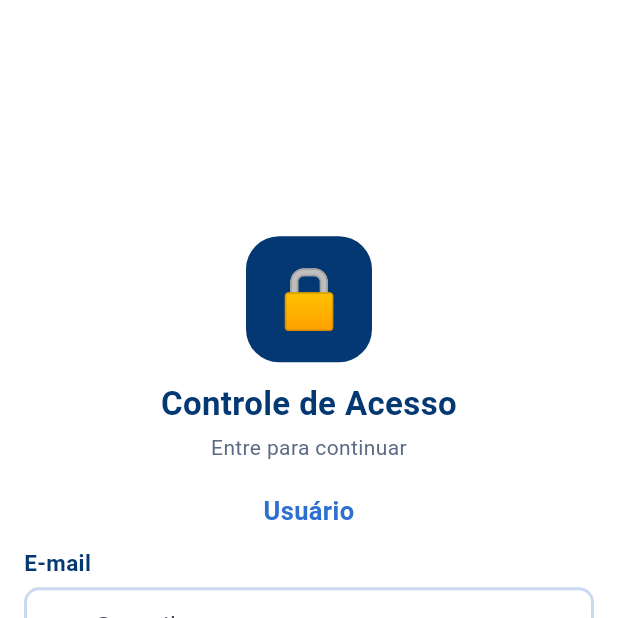
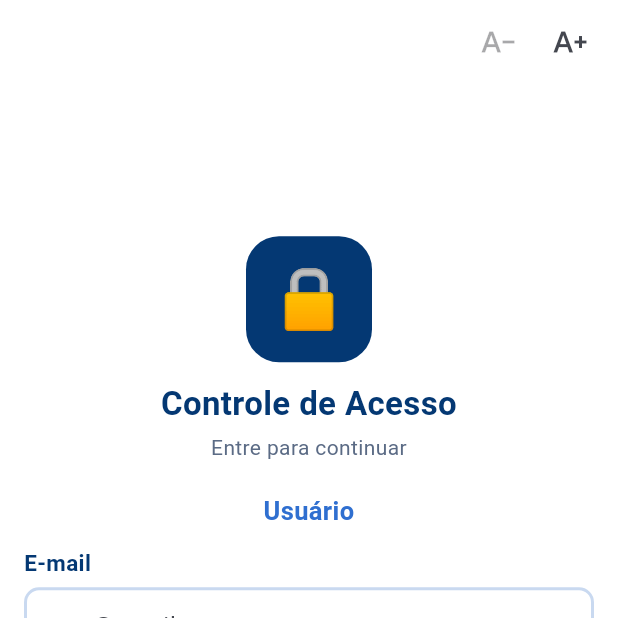
Before and after one commit to heloisa-cardillo/ABP-4-Semestre-, a Flutter app: the screen it shows after launch, after a tap on "Entrar como Condômino", on a phone screen of 412 x 824 dp, the top half of it. Run offline on Flutter 3.47's test engine with Material 3 defaults, Android fonts, the phone set to English and light mode, and no system bars; our stand-ins replace geolocator, shared_preferences; missing offline and left inert: mobile_scanner.

Commit message:
feat: adiciona controle de acessibilidade para fonte

```diff
--- a/Mobile/lib/main.dart
+++ b/Mobile/lib/main.dart
@@ -9,8 +9,11 @@ import 'telas/ler_qr_tela.dart';
 import 'telas/login_tela.dart';
 import 'telas/minhas_autorizacoes_tela.dart';
 import 'telas/usuarios_locais_tela.dart';
+import 'services/acessibilidade_service.dart';
 
-void main() {
+Future<void> main() async {
+  WidgetsFlutterBinding.ensureInitialized();
+  await acessibilidade.carregar();
   runApp(const ControleAcessoApp());
 }
 
@@ -23,6 +26,15 @@ class ControleAcessoApp extends StatelessWidget {
     title: 'Controle de Acesso',
     debugShowCheckedModeBanner: false,
     theme: temaApp(),
+    builder: (context, child) => ListenableBuilder(
+      listenable: acessibilidade,
+      builder: (context, _) => MediaQuery(
+        data: MediaQuery.of(context).copyWith(
+          textScaler: TextScaler.linear(acessibilidade.escala),
+        ),
+        child: child!,
+      ),
+    ),
     home: const Principal(),
   );
 }
--- /dev/null
+++ b/Mobile/lib/services/acessibilidade_service.dart
@@ -0,0 +1,34 @@
+import 'package:flutter/foundation.dart';
+import 'package:shared_preferences/shared_preferences.dart';
+
+/// Guarda o tamanho da fonte escolhido pela pessoa e avisa o app quando muda.
+class AcessibilidadeService extends ChangeNotifier {
+  static const _chave = 'escala_fonte';
+  static const niveis = [1.0, 1.15, 1.3, 1.5];
+
+  int _indice = 0;
+
+  double get escala => niveis[_indice];
+  bool get podeAumentar => _indice < niveis.length - 1;
+  bool get podeDiminuir => _indice > 0;
+
+  Future<void> carregar() async {
+    final prefs = await SharedPreferences.getInstance();
+    _indice = (prefs.getInt(_chave) ?? 0).clamp(0, niveis.length - 1);
+    notifyListeners();
+  }
+
+  Future<void> aumentar() => _mudar(_indice + 1);
+  Future<void> diminuir() => _mudar(_indice - 1);
+
+  Future<void> _mudar(int novo) async {
+    if (novo < 0 || novo >= niveis.length || novo == _indice) return;
+    _indice = novo;
+    notifyListeners();
+    final prefs = await SharedPreferences.getInstance();
+    await prefs.setInt(_chave, _indice);
+  }
+}
+
+/// Instância única usada pelo app inteiro.
+final acessibilidade = AcessibilidadeService();
--- a/Mobile/lib/telas/login_tela.dart
+++ b/Mobile/lib/telas/login_tela.dart
@@ -2,6 +2,8 @@ import 'package:flutter/material.dart';
 
 import '../services/api_service.dart';
 import '../tema.dart';
+import '../services/acessibilidade_service.dart';
+import '../widgets/controle_fonte.dart';
 
 enum Perfil { condomino, visitante, administrador }
 
@@ -9,7 +11,11 @@ class LoginTela extends StatefulWidget {
   final ApiService apiService;
   final void Function(Perfil perfil) onEntrar;
 
-  const LoginTela({super.key, required this.apiService, required this.onEntrar});
+  const LoginTela({
+    super.key,
+    required this.apiService,
+    required this.onEntrar,
+  });
 
   @override
   State<LoginTela> createState() => _LoginTelaState();
@@ -24,7 +30,6 @@ class _LoginTelaState extends State<LoginTela> {
 
   bool get _admin => _escolhido == Perfil.administrador;
 
-  /// Perfil do app (da escolha na tela) -> `role` devolvido pela API.
   String get _roleEsperada {
     switch (_escolhido) {
       case Perfil.visitante:
@@ -118,7 +123,9 @@ class _LoginTelaState extends State<LoginTela> {
       ),
       const SizedBox(height: 12),
       OutlinedButton(
-        onPressed: _carregando ? null : () => setState(() => _escolhido = null),
+        onPressed: _carregando
+            ? null
+            : () => setState(() => _escolhido = null),
         child: const Text('Voltar'),
       ),
     ];
@@ -145,10 +152,11 @@ class _LoginTelaState extends State<LoginTela> {
       );
 
       if (sucesso && widget.apiService.userProfile != _roleEsperada) {
-        // Credenciais válidas, mas a conta é de outro perfil.
         await widget.apiService.logout();
         if (mounted) {
-          setState(() => _erro = 'Esta conta não pertence ao perfil selecionado');
+          setState(
+            () => _erro = 'Esta conta não pertence ao perfil selecionado',
+          );
         }
       } else if (sucesso && mounted) {
         widget.onEntrar(_escolhido!);
@@ -177,7 +185,9 @@ class _LoginTelaState extends State<LoginTela> {
   Widget build(BuildContext context) {
     return Scaffold(
       body: SafeArea(
-        child: Center(
+        child: Stack(
+          children: [
+            Center(
               child: SingleChildScrollView(
                 padding: const EdgeInsets.all(16),
                 child: Column(
@@ -224,6 +234,14 @@ class _LoginTelaState extends State<LoginTela> {
                 ),
               ),
             ),
+
+            Positioned(
+              top: 4,
+              right: 8,
+              child: ControleFonte(servico: acessibilidade),
+            ),
+          ],
+        ),
       ),
     );
   }
--- /dev/null
+++ b/Mobile/lib/widgets/controle_fonte.dart
@@ -0,0 +1,31 @@
+import 'package:flutter/material.dart';
+
+import '../services/acessibilidade_service.dart';
+
+class ControleFonte extends StatelessWidget {
+  final AcessibilidadeService servico;
+
+  const ControleFonte({super.key, required this.servico});
+
+  @override
+  Widget build(BuildContext context) {
+    return ListenableBuilder(
+      listenable: servico,
+      builder: (context, _) => Row(
+        mainAxisSize: MainAxisSize.min,
+        children: [
+          IconButton(
+            tooltip: 'Diminuir fonte',
+            onPressed: servico.podeDiminuir ? servico.diminuir : null,
+            icon: const Icon(Icons.text_decrease),
+          ),
+          IconButton(
+            tooltip: 'Aumentar fonte',
+            onPressed: servico.podeAumentar ? servico.aumentar : null,
+            icon: const Icon(Icons.text_increase),
+          ),
+        ],
+      ),
+    );
+  }
+}
```
Also changed, not shown: Mobile/pubspec.lock, 1 other file. Lines whose indentation alone changed are shown as unchanged.
